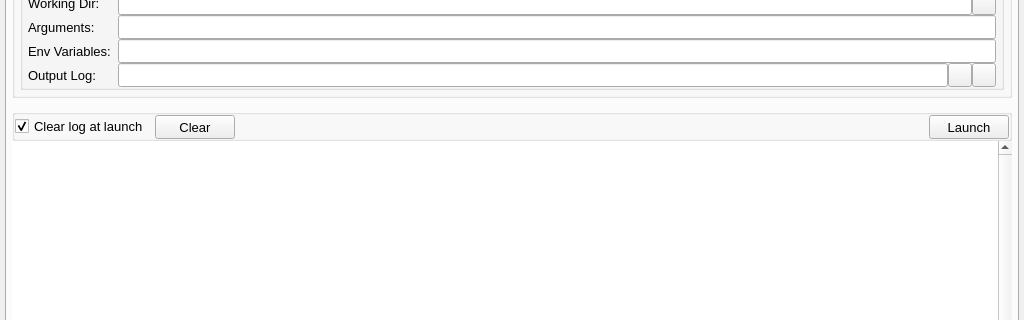
Old version of the form vkconfig_gui/mainwindow.ui in the repository LunarG/VulkanTools; both pictures show x 0 to 1024 and y 111 to 431 of the 1024 by 720 pixel window.
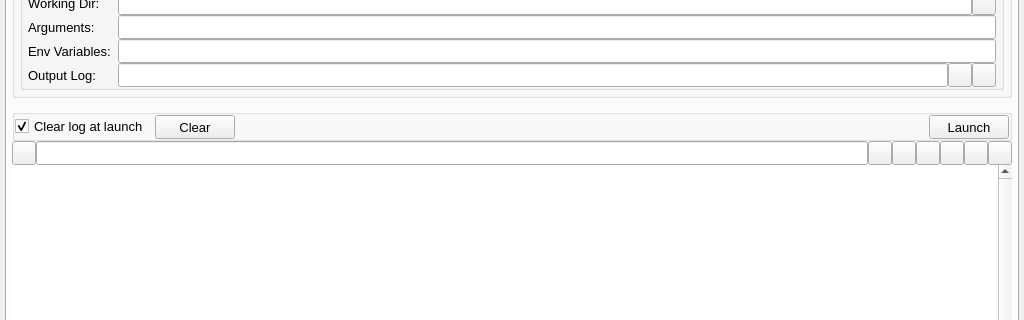
New version of the form. The open tabs and pages were chosen to show the change. Icons and pictures are not drawn.

Commit message: vkconfig: Add log search bar to Application Launcher tab

Diff of the .ui file:
```diff
--- a/vkconfig_gui/mainwindow.ui
+++ b/vkconfig_gui/mainwindow.ui
@@ -2317,7 +2317,217 @@
            </widget>
           </item>
           <item>
-           <widget class="QPlainTextEdit" name="launch_log_text">
+           <layout class="QHBoxLayout" name="horizontalLayout_5">
+            <property name="spacing">
+             <number>0</number>
+            </property>
+            <property name="topMargin">
+             <number>0</number>
+            </property>
+            <item>
+             <widget class="QPushButton" name="launch_export_file">
+              <property name="sizePolicy">
+               <sizepolicy hsizetype="Fixed" vsizetype="Fixed">
+                <horstretch>0</horstretch>
+                <verstretch>0</verstretch>
+               </sizepolicy>
+              </property>
+              <property name="minimumSize">
+               <size>
+                <width>24</width>
+                <height>24</height>
+               </size>
+              </property>
+              <property name="maximumSize">
+               <size>
+                <width>24</width>
+                <height>24</height>
+               </size>
+              </property>
+              <property name="text">
+               <string/>
+              </property>
+             </widget>
+            </item>
+            <item>
+             <widget class="QLineEdit" name="launch_search_edit">
+              <property name="minimumSize">
+               <size>
+                <width>0</width>
+                <height>24</height>
+               </size>
+              </property>
+              <property name="maximumSize">
+               <size>
+                <width>16777215</width>
+                <height>24</height>
+               </size>
+              </property>
+             </widget>
+            </item>
+            <item>
+             <widget class="QPushButton" name="launch_search_clear">
+              <property name="sizePolicy">
+               <sizepolicy hsizetype="Fixed" vsizetype="Fixed">
+                <horstretch>0</horstretch>
+                <verstretch>0</verstretch>
+               </sizepolicy>
+              </property>
+              <property name="minimumSize">
+               <size>
+                <width>24</width>
+                <height>24</height>
+               </size>
+              </property>
+              <property name="maximumSize">
+               <size>
+                <width>24</width>
+                <height>24</height>
+               </size>
+              </property>
+              <property name="text">
+               <string/>
+              </property>
+             </widget>
+            </item>
+            <item>
+             <widget class="QPushButton" name="launch_search_next">
+              <property name="sizePolicy">
+               <sizepolicy hsizetype="Fixed" vsizetype="Fixed">
+                <horstretch>0</horstretch>
+                <verstretch>0</verstretch>
+               </sizepolicy>
+              </property>
+              <property name="minimumSize">
+               <size>
+                <width>24</width>
+                <height>24</height>
+               </size>
+              </property>
+              <property name="maximumSize">
+               <size>
+                <width>24</width>
+                <height>24</height>
+               </size>
+              </property>
+              <property name="text">
+               <string/>
+              </property>
+             </widget>
+            </item>
+            <item>
+             <widget class="QPushButton" name="launch_search_prev">
+              <property name="sizePolicy">
+               <sizepolicy hsizetype="Fixed" vsizetype="Fixed">
+                <horstretch>0</horstretch>
+                <verstretch>0</verstretch>
+               </sizepolicy>
+              </property>
+              <property name="minimumSize">
+               <size>
+                <width>24</width>
+                <height>24</height>
+               </size>
+              </property>
+              <property name="maximumSize">
+               <size>
+                <width>24</width>
+                <height>24</height>
+               </size>
+              </property>
+              <property name="text">
+               <string/>
+              </property>
+             </widget>
+            </item>
+            <item>
+             <widget class="QPushButton" name="launch_search_case">
+              <property name="sizePolicy">
+               <sizepolicy hsizetype="Fixed" vsizetype="Fixed">
+                <horstretch>0</horstretch>
+                <verstretch>0</verstretch>
+               </sizepolicy>
+              </property>
+              <property name="minimumSize">
+               <size>
+                <width>24</width>
+                <height>24</height>
+               </size>
+              </property>
+              <property name="maximumSize">
+               <size>
+                <width>24</width>
+                <height>24</height>
+               </size>
+              </property>
+              <property name="text">
+               <string/>
+              </property>
+              <property name="checkable">
+               <bool>true</bool>
+              </property>
+             </widget>
+            </item>
+            <item>
+             <widget class="QPushButton" name="launch_search_whole">
+              <property name="sizePolicy">
+               <sizepolicy hsizetype="Fixed" vsizetype="Fixed">
+                <horstretch>0</horstretch>
+                <verstretch>0</verstretch>
+               </sizepolicy>
+              </property>
+              <property name="minimumSize">
+               <size>
+                <width>24</width>
+                <height>24</height>
+               </size>
+              </property>
+              <property name="maximumSize">
+               <size>
+                <width>24</width>
+                <height>24</height>
+               </size>
+              </property>
+              <property name="text">
+               <string/>
+              </property>
+              <property name="checkable">
+               <bool>true</bool>
+              </property>
+             </widget>
+            </item>
+            <item>
+             <widget class="QPushButton" name="launch_search_regex">
+              <property name="sizePolicy">
+               <sizepolicy hsizetype="Fixed" vsizetype="Fixed">
+                <horstretch>0</horstretch>
+                <verstretch>0</verstretch>
+               </sizepolicy>
+              </property>
+              <property name="minimumSize">
+               <size>
+                <width>24</width>
+                <height>24</height>
+               </size>
+              </property>
+              <property name="maximumSize">
+               <size>
+                <width>24</width>
+                <height>24</height>
+               </size>
+              </property>
+              <property name="text">
+               <string/>
+              </property>
+              <property name="checkable">
+               <bool>true</bool>
+              </property>
+             </widget>
+            </item>
+           </layout>
+          </item>
+          <item>
+           <widget class="QTextEdit" name="launch_log_text">
             <property name="sizePolicy">
              <sizepolicy hsizetype="Expanding" vsizetype="Expanding">
               <horstretch>0</horstretch>
@@ -2346,8 +2556,8 @@
             <property name="readOnly">
              <bool>true</bool>
             </property>
-            <property name="centerOnScroll">
-             <bool>false</bool>
+            <property name="tabStopDistance">
+             <double>10.000000000000000</double>
             </property>
            </widget>
           </item>
```
Left out of the diff: 2 changed lines with no effect on the pictures. The commit also changes 7 other files.
